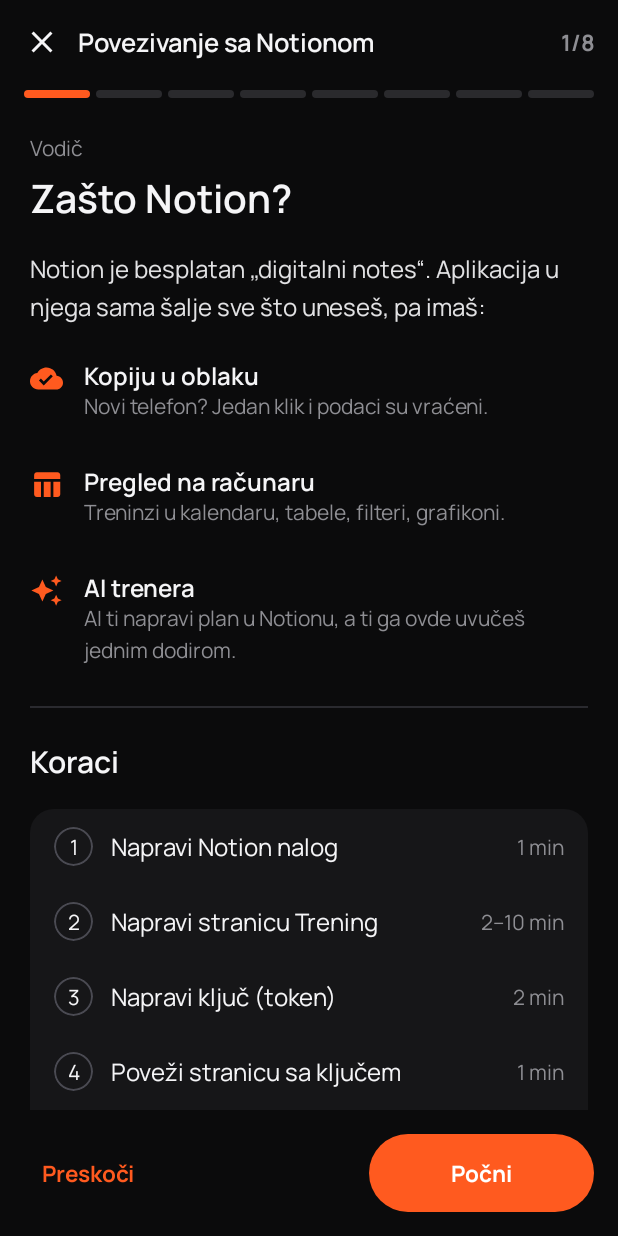
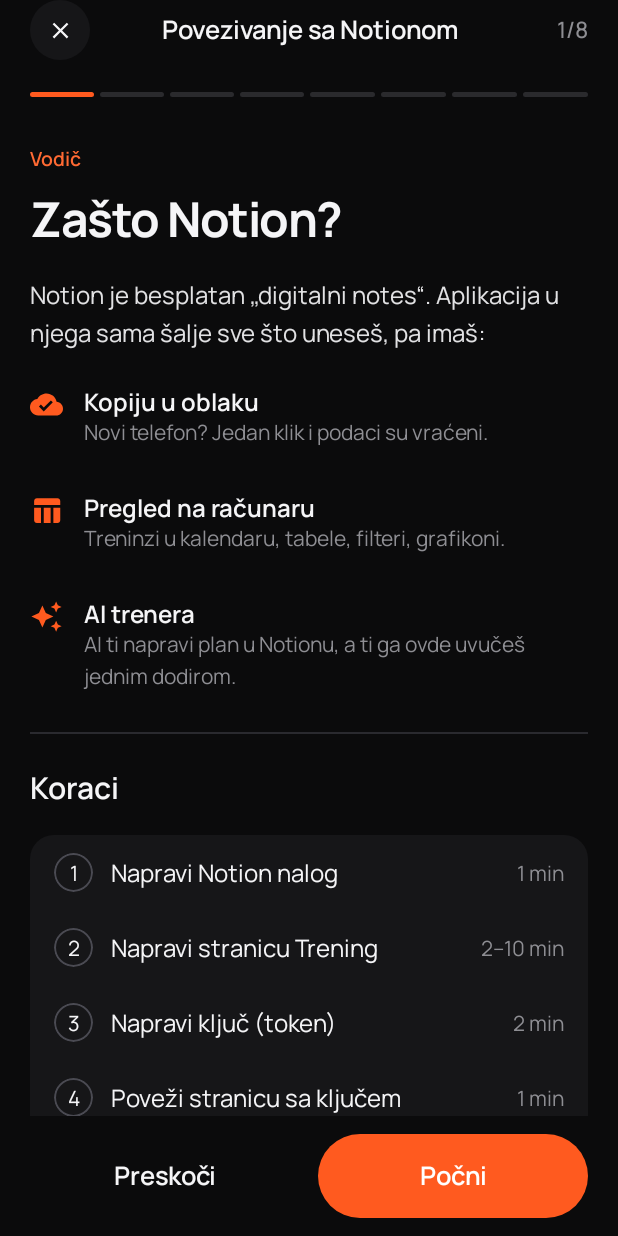
Before and after one commit to vukosavkostic/trening-app, an Android app built with Jetpack Compose: the NotionHelpScreen screen opened through its navigation route, on a phone screen of 412 x 824 dp. Run offline under Robolectric (Android 15) with nearby library versions, the phone set to English and light mode, and no system bars; our stand-ins replace Room's generated code; pictures from the network do not load.

Commit message:
Dizajn v2: Notion vodic (okvir, dugmad), Gotovo vodi na Notion treninge

```diff
--- a/app/src/main/java/com/vukos/trening/MainActivity.kt
+++ b/app/src/main/java/com/vukos/trening/MainActivity.kt
@@ -174,7 +174,11 @@ private fun AppRoot(openRequest: String?, onOpenHandled: () -> Unit) {
                 com.vukos.trening.ui.help.NotionHelpScreen(
                     onClose = { nav.popBackStack() },
                     onOpenSettings = { nav.navigate("settings_notion") },
-                    onOpenNotionPlans = { nav.navigate("notion_routines") },
+                    // Vodic se zatvara; ako je otvoren sa Notion treninga, samo se vraca tamo.
+                    onOpenNotionPlans = {
+                        nav.popBackStack()
+                        if (nav.currentDestination?.route != "notion_routines") nav.navigate("notion_routines")
+                    },
                 )
             }
             composable("workout/{id}") { e ->
--- a/app/src/main/java/com/vukos/trening/ui/help/NotionHelpScreen.kt
+++ b/app/src/main/java/com/vukos/trening/ui/help/NotionHelpScreen.kt
@@ -242,24 +242,29 @@ fun NotionHelpScreen(onClose: () -> Unit, onOpenSettings: () -> Unit, onOpenNoti
     val planImported = routines.any { it.notionPageId != null }
     val autoDone = mapOf(3 to connected, 4 to connected, 5 to connected, 6 to planImported, 2 to connected, 1 to connected)
 
-    Column(Modifier.fillMaxSize().background(MaterialTheme.colorScheme.background).statusBarsPadding().navigationBarsPadding()) {
+    Column(Modifier.fillMaxSize().background(com.vukos.trening.ui.theme.Ds.bg).statusBarsPadding().navigationBarsPadding()) {
         // Zaglavlje: zatvori, naslov, korak N od M, segmentirani napredak (dodir = skok na korak).
-        Row(Modifier.fillMaxWidth().padding(start = 4.dp, end = 16.dp, top = 4.dp), verticalAlignment = Alignment.CenterVertically) {
-            IconButton(onClick = onClose) { Icon(Icons.Filled.Close, tr("Zatvori", "Close")) }
-            Text(tr("Povezivanje sa Notionom", "Connect to Notion"), style = HelpBody.copy(fontWeight = FontWeight.SemiBold, fontSize = 17.sp), modifier = Modifier.weight(1f))
-            Text("${pager.currentPage + 1}/${STEPS.size}", style = MaterialTheme.typography.labelLarge,
-                color = MaterialTheme.colorScheme.onSurfaceVariant)
+        Row(Modifier.fillMaxWidth().height(40.dp).padding(horizontal = 20.dp), verticalAlignment = Alignment.CenterVertically) {
+            Box(Modifier.size(40.dp).clip(CircleShape).background(com.vukos.trening.ui.theme.Ds.s1).clickable(onClick = onClose), contentAlignment = Alignment.Center) {
+                Icon(Icons.Filled.Close, tr("Zatvori", "Close"), Modifier.size(18.dp), tint = com.vukos.trening.ui.theme.Ds.ink)
+            }
+            Text(tr("Povezivanje sa Notionom", "Connect to Notion"), Modifier.weight(1f), fontSize = 17.sp, fontWeight = FontWeight.SemiBold,
+                color = com.vukos.trening.ui.theme.Ds.ink, textAlign = androidx.compose.ui.text.style.TextAlign.Center)
+            Text("${pager.currentPage + 1}/${STEPS.size}", Modifier.width(40.dp), fontSize = 15.sp, color = com.vukos.trening.ui.theme.Ds.sub,
+                textAlign = androidx.compose.ui.text.style.TextAlign.End)
         }
-        Row(Modifier.fillMaxWidth().padding(horizontal = 16.dp, vertical = 8.dp), horizontalArrangement = Arrangement.spacedBy(4.dp)) {
+        Row(Modifier.fillMaxWidth().padding(start = 20.dp, end = 20.dp, top = 16.dp, bottom = 8.dp), horizontalArrangement = Arrangement.spacedBy(4.dp)) {
             STEPS.indices.forEach { i ->
                 val c by animateColorAsState(
                     when {
                         i == pager.currentPage -> MaterialTheme.colorScheme.primary
                         autoDone[i] == true || i < pager.currentPage -> MaterialTheme.colorScheme.primary.copy(alpha = 0.45f)
-                        else -> MaterialTheme.colorScheme.surfaceContainerHighest
+                        else -> com.vukos.trening.ui.theme.Ds.s3
                     }, label = "seg",
                 )
-                Box(Modifier.weight(1f).height(5.dp).clip(CircleShape).background(c).clickable { scope.launch { pager.animateScrollToPage(i) } })
+                Box(Modifier.weight(1f).height(14.dp).clickable { scope.launch { pager.animateScrollToPage(i) } }, contentAlignment = Alignment.Center) {
+                    Box(Modifier.fillMaxWidth().height(3.dp).clip(CircleShape).background(c))
+                }
             }
         }
 
@@ -284,17 +289,26 @@ fun NotionHelpScreen(onClose: () -> Unit, onOpenSettings: () -> Unit, onOpenNoti
         }
 
         // Navigacija: Nazad / Dalje (na kraju: Gotovo).
-        Row(Modifier.fillMaxWidth().padding(16.dp), verticalAlignment = Alignment.CenterVertically) {
-            if (pager.currentPage > 0) TextButton(onClick = { scope.launch { pager.animateScrollToPage(pager.currentPage - 1) } }) {
-                Text(tr("Nazad", "Back"), style = MaterialTheme.typography.labelLarge)
-            } else TextButton(onClick = onClose) { Text(tr("Preskoči", "Skip"), style = MaterialTheme.typography.labelLarge) }
-            Spacer(Modifier.weight(1f))
+        Row(Modifier.fillMaxWidth().padding(start = 20.dp, end = 20.dp, top = 12.dp, bottom = 12.dp), verticalAlignment = Alignment.CenterVertically,
+            horizontalArrangement = Arrangement.spacedBy(12.dp)) {
+            val first = pager.currentPage == 0
+            Box(
+                Modifier.weight(1f).height(56.dp).clip(RoundedCornerShape(28.dp)).clickable {
+                    if (first) onClose() else scope.launch { pager.animateScrollToPage(pager.currentPage - 1) }
+                },
+                contentAlignment = Alignment.Center,
+            ) { Text(if (first) tr("Preskoči", "Skip") else tr("Nazad", "Back"), fontSize = 17.sp, fontWeight = FontWeight.SemiBold, color = com.vukos.trening.ui.theme.Ds.ink) }
             val last = pager.currentPage == STEPS.lastIndex
-            PrimaryPill(
-                if (last) tr("Gotovo", "Done") else if (pager.currentPage == 0) tr("Počni", "Start") else tr("Dalje", "Next"),
-                { if (last) onClose() else scope.launch { pager.animateScrollToPage(pager.currentPage + 1) } },
-                Modifier.width(150.dp),
-            )
+            Box(
+                Modifier.weight(1f).height(56.dp).clip(RoundedCornerShape(28.dp)).background(com.vukos.trening.ui.theme.Accent).clickable {
+                    // "Gotovo" vodi na Notion treninge kad je Notion povezan.
+                    if (last) { if (connected) onOpenNotionPlans() else onClose() } else scope.launch { pager.animateScrollToPage(pager.currentPage + 1) }
+                },
+                contentAlignment = Alignment.Center,
+            ) {
+                Text(if (last) tr("Gotovo", "Done") else if (first) tr("Počni", "Start") else tr("Dalje", "Next"),
+                    fontSize = 17.sp, fontWeight = FontWeight.SemiBold, color = Color.White)
+            }
         }
     }
 }
@@ -306,7 +320,7 @@ private fun StepHeader(page: Int, done: Boolean) {
         Row(verticalAlignment = Alignment.CenterVertically) {
             Text(
                 if (page == 0) tr("Vodič", "Guide") else tr("Korak $page od ${STEPS.size - 2}", "Step $page of ${STEPS.size - 2}") + if (s.minutes.isNotEmpty()) " (${s.minutes})" else "",
-                style = HelpSmall, color = MaterialTheme.colorScheme.onSurfaceVariant, modifier = Modifier.weight(1f),
+                fontSize = 13.sp, fontWeight = FontWeight.SemiBold, color = com.vukos.trening.ui.theme.Ds.aText, modifier = Modifier.weight(1f),
             )
             if (done) {
                 Icon(Icons.Filled.CheckCircle, null, Modifier.size(16.dp), tint = Success)
@@ -449,7 +463,7 @@ private fun TipsPage() {
 /* ------------------------------- Gradivni elementi ------------------------------- */
 
 /* Tipografija vodica: regular font, veci prored, svetao tekst - mirno i citljivo. */
-private val HelpTitle = androidx.compose.ui.text.TextStyle(fontFamily = com.vukos.trening.ui.theme.Manrope, fontWeight = FontWeight.SemiBold, fontSize = 26.sp, lineHeight = 32.sp)
+private val HelpTitle = androidx.compose.ui.text.TextStyle(fontFamily = com.vukos.trening.ui.theme.Manrope, fontWeight = FontWeight.Bold, fontSize = 32.sp, lineHeight = 35.sp, letterSpacing = (-0.96).sp)
 private val HelpH2 = androidx.compose.ui.text.TextStyle(fontFamily = com.vukos.trening.ui.theme.Manrope, fontWeight = FontWeight.SemiBold, fontSize = 20.sp, lineHeight = 26.sp)
 private val HelpBody = androidx.compose.ui.text.TextStyle(fontFamily = com.vukos.trening.ui.theme.Manrope, fontWeight = FontWeight.Normal, fontSize = 16.sp, lineHeight = 25.sp)
 private val HelpSmall = androidx.compose.ui.text.TextStyle(fontFamily = com.vukos.trening.ui.theme.Manrope, fontWeight = FontWeight.Normal, fontSize = 14.sp, lineHeight = 21.sp)
```
